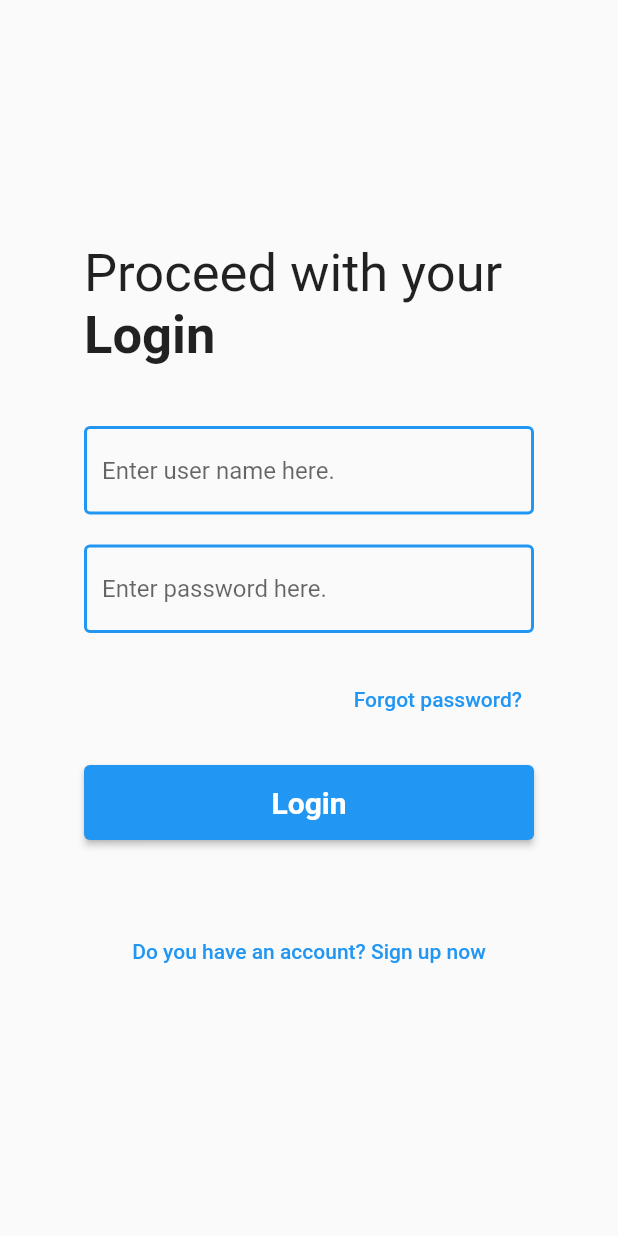
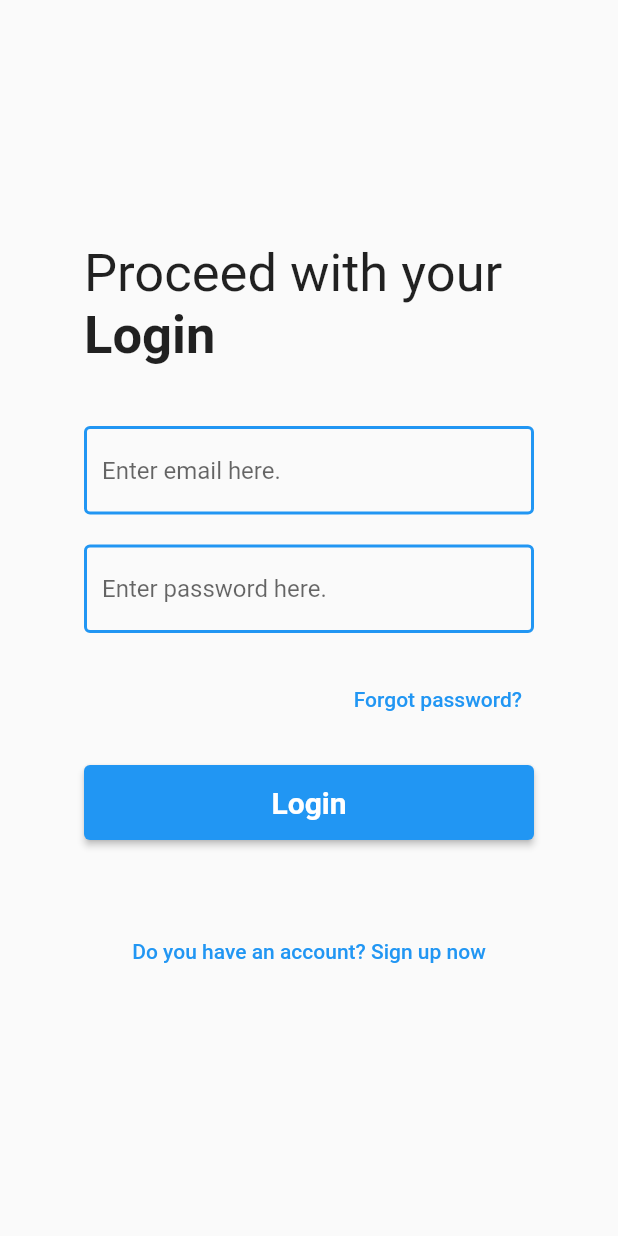
Before and after one commit to Zen-99/I-want, a Flutter app: the screen it shows after launch, after a tap on "Login", on a phone screen of 412 x 824 dp. Run offline on Flutter 3.47's test engine with Material 2 defaults, Android fonts, the phone set to English and light mode, and no system bars; our stand-ins replace carousel_slider, dropdown_button2, firebase_auth, firebase_core, flutter_profile_picture, image_picker and 1 more; missing offline and left inert: comment_box, flutter_timer_countdown; accounts and stored records are empty; network calls fail.

Commit message:
authentication

```diff
--- a/lib/screens/authentication/authenticatr.dart
+++ b/lib/screens/authentication/authenticatr.dart
@@ -1,6 +1,7 @@
 import "package:flutter/material.dart";
 import 'package:firebase_auth/firebase_auth.dart';
 import 'package:firebase_core/firebase_core.dart';
+import 'package:i_want/screens/home/home.dart';
 
 class Authenticate extends StatefulWidget {
   const Authenticate({super.key});
@@ -10,7 +11,7 @@ class Authenticate extends StatefulWidget {
 }
 
 class _AuthenticateState extends State<Authenticate> {
-  static Future<User?> loginUsingEmailPassword({required String email,required String password}) async {
+  static Future<User?> loginUsingEmailPassword({required String email,required String password,required BuildContext context}) async {
     FirebaseAuth auth =FirebaseAuth.instance;
     User?user;
     try{
@@ -26,6 +27,8 @@ class _AuthenticateState extends State<Authenticate> {
   final _formkey = GlobalKey<FormState>();
   @override
   Widget build(BuildContext context) {
+    TextEditingController _emailController=TextEditingController();
+    TextEditingController _passwordController=TextEditingController();
     return Scaffold(
       body: Center(
         // width: 200,
@@ -53,9 +56,9 @@ class _AuthenticateState extends State<Authenticate> {
                 child: Column(
                   children: [
                     TextFormField(
-
+                      controller: _emailController,
                       decoration: InputDecoration(
-                        hintText: "Enter user name here.",
+                        hintText: "Enter email here.",
                         focusColor: Colors.blueGrey,
                         enabledBorder: OutlineInputBorder(
                           borderSide: BorderSide(
@@ -75,6 +78,7 @@ class _AuthenticateState extends State<Authenticate> {
                     ),
                     SizedBox(height: 20),
                     TextFormField(
+                      controller: _passwordController,
                       decoration: InputDecoration(
                         hintText: "Enter password here.",
                         focusColor: Colors.blueGrey,
@@ -111,8 +115,13 @@ class _AuthenticateState extends State<Authenticate> {
                       height: 50,
                       child:ElevatedButton(
 
-                      onPressed: () {
-
+                      onPressed: () async{
+                        User?user=await loginUsingEmailPassword(email:_emailController.text, password: _passwordController.text,context: context);
+                        print("user is");
+                        print(user);
+                        if(user!=null){
+                          Navigator.of(context).pushReplacement(MaterialPageRoute(builder: (context)=>Home()));
+                        }
                       },
                       child: const Text('Login',style: TextStyle(fontWeight: FontWeight.bold,fontSize: 20)),
                     ),
```
